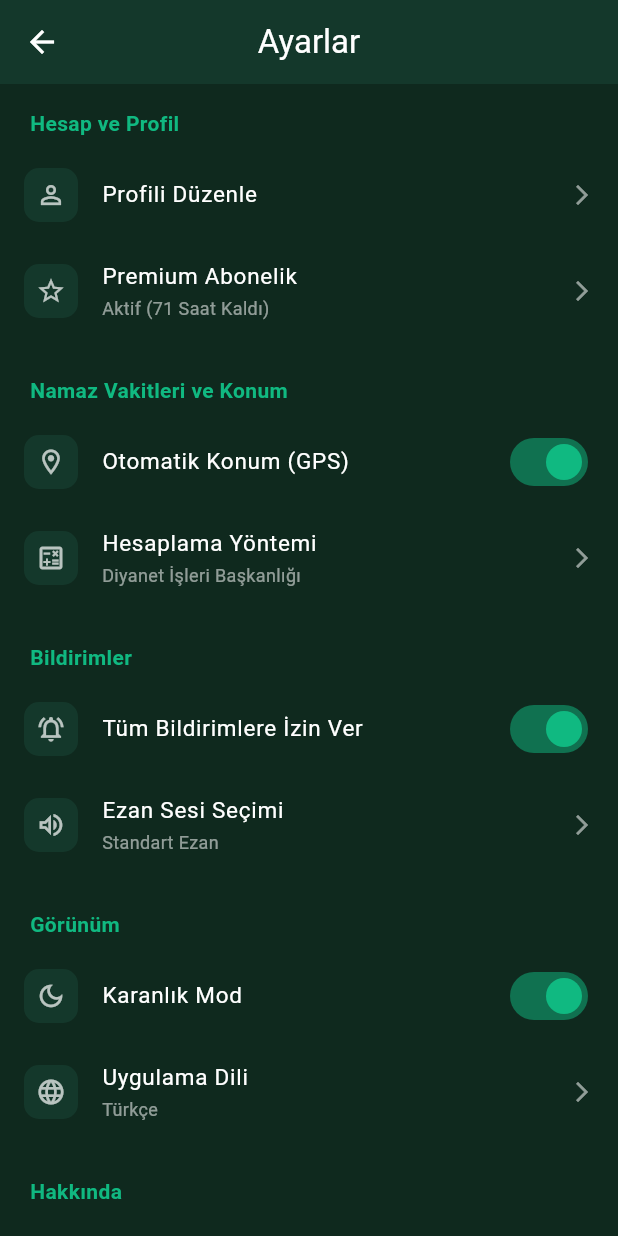
After one commit to AkinAkonur/islami_uygulama, a Flutter app: the screen it shows after launch, item 6 of the bottom bar chosen, after a tap on the "settings" icon, on a phone screen of 412 x 824 dp. The commit adds this screen. Run offline on Flutter 3.47's test engine with Material 3 defaults, Android fonts, the phone set to English and light mode, and no system bars; our stand-ins replace audioplayers, image_picker, shared_preferences.

Commit message:
Otomatik yedek: 2026-08-06 15:30:02

```diff
--- a/lib/main.dart
+++ b/lib/main.dart
@@ -31,6 +31,7 @@ import 'services/manevi_store.dart';
 import 'screens/namaz_screen.dart';
 import 'screens/gorsel_kilinis_screen.dart';
 import 'pages/kuran/sure_listesi_page.dart';
+import 'screens/settings_page.dart';
 
 void main() {
   runApp(MyApp());
@@ -72,10 +73,7 @@ class AnaSayfa extends StatelessWidget {
               // Uçtan Uca Gizlilik Etiketi
               Center(
                 child: Container(
-                  padding: EdgeInsets.symmetric(
-                    horizontal: 10,
-                    vertical: 4,
-                  ),
+                  padding: EdgeInsets.symmetric(horizontal: 10, vertical: 4),
                   decoration: BoxDecoration(
                     color: Renkler.seciliYuzey,
                     borderRadius: BorderRadius.circular(12),
@@ -114,20 +112,14 @@ class AnaSayfa extends StatelessWidget {
                       children: [
                         Text(
                           "18 Safer / 15 Ağustos",
-                          style: TextStyle(
-                            color: Colors.white,
-                            fontSize: 14,
-                          ),
+                          style: TextStyle(color: Colors.white, fontSize: 14),
                           maxLines: 1,
                           overflow: TextOverflow.ellipsis,
                         ),
                         SizedBox(height: 2),
                         Text(
                           "Hicri ${ProfilStore.hicriYil()} · ${DateTime.now().year}",
-                          style: TextStyle(
-                            color: Colors.white54,
-                            fontSize: 12,
-                          ),
+                          style: TextStyle(color: Colors.white54, fontSize: 12),
                         ),
                       ],
                     ),
@@ -137,13 +129,23 @@ class AnaSayfa extends StatelessWidget {
                   SizedBox(width: 10),
                   _BildirimZili(),
                   SizedBox(width: 8),
-                  CircleAvatar(
+                  GestureDetector(
+                    onTap: () {
+                      Navigator.push(
+                        context,
+                        MaterialPageRoute(
+                          builder: (context) => const AyarlarSayfasi(),
+                        ),
+                      );
+                    },
+                    child: CircleAvatar(
                       radius: 18,
                       backgroundColor: Renkler.cerceve,
                       child: Icon(
                         Icons.settings_outlined,
                         color: Colors.white70,
                         size: 20,
+                      ),
                     ),
                   ),
                 ],
@@ -364,10 +366,7 @@ class AnaSayfa extends StatelessWidget {
                   );
                 },
                 child: Container(
-                   padding: EdgeInsets.symmetric(
-                     horizontal: 16,
-                     vertical: 8,
-                   ),
+                  padding: EdgeInsets.symmetric(horizontal: 16, vertical: 8),
                   decoration: BoxDecoration(
                     color: Renkler.kart,
                     borderRadius: BorderRadius.circular(20),
@@ -380,7 +379,11 @@ class AnaSayfa extends StatelessWidget {
                         style: TextStyle(color: Colors.white70, fontSize: 12),
                       ),
                       SizedBox(width: 4),
-                       Icon(Icons.chevron_right, color: Colors.white54, size: 16),
+                      Icon(
+                        Icons.chevron_right,
+                        color: Colors.white54,
+                        size: 16,
+                      ),
                     ],
                   ),
                 ),
@@ -521,42 +524,51 @@ class AnaSayfa extends StatelessWidget {
               Builder(
                 builder: (context) {
                   final now = DateTime.now();
-                   final dayOfYear = now.difference(DateTime(now.year, 1, 1)).inDays;
+                  final dayOfYear = now
+                      .difference(DateTime(now.year, 1, 1))
+                      .inDays;
                   final verses = [
                     {
                       "arabic": "إِنَّ مَعَ الْعُسْرِ يُسْرًا",
-                       "translation": "Şüphesiz her zorlukla beraber bir kolaylık vardır.",
-                       "reference": "İnşirah Suresi, 6. Ayet"
+                      "translation":
+                          "Şüphesiz her zorlukla beraber bir kolaylık vardır.",
+                      "reference": "İnşirah Suresi, 6. Ayet",
                     },
                     {
                       "arabic": "أَلَا بِذِكْرِ اللَّهِ تَطْمَئِنُّ الْقُلُوبُ",
-                       "translation": "Bilesiniz ki, kalpler ancak Allah’ı anmakla huzur bulur.",
-                       "reference": "Ra'd Suresi, 28. Ayet"
+                      "translation":
+                          "Bilesiniz ki, kalpler ancak Allah’ı anmakla huzur bulur.",
+                      "reference": "Ra'd Suresi, 28. Ayet",
                     },
                     {
                       "arabic": "فَاذْكُرُونِي أَذْكُرْكُمْ",
                       "translation": "Öyleyse beni anın ki ben de sizi anayım.",
-                       "reference": "Bakara Suresi, 152. Ayet"
+                      "reference": "Bakara Suresi, 152. Ayet",
                     },
                     {
                       "arabic": "لَئِن شَكَرْتُمْ لَأَزِيدَنَّكُمْ",
-                       "translation": "Andolsun, eğer şükrederseniz elbette size nimetimi artırırım.",
-                       "reference": "İbrahim Suresi, 7. Ayet"
+                      "translation":
+                          "Andolsun, eğer şükrederseniz elbette size nimetimi artırırım.",
+                      "reference": "İbrahim Suresi, 7. Ayet",
                     },
                     {
-                       "arabic": "وَمَن يَتَوَكَّلْ عَلَى اللَّهِ فَهُوَ حَسْبُهُ",
-                       "translation": "Kim Allah’a tevekkül ederse, O, kendisine yeter.",
-                       "reference": "Talak Suresi, 3. Ayet"
+                      "arabic":
+                          "وَمَن يَتَوَكَّلْ عَلَى اللَّهِ فَهُوَ حَسْبُهُ",
+                      "translation":
+                          "Kim Allah’a tevekkül ederse, O, kendisine yeter.",
+                      "reference": "Talak Suresi, 3. Ayet",
                     },
                     {
                       "arabic": "لَا تَقْنَطُوا مِن رَّحْمَةِ اللَّهِ",
                       "translation": "Allah’ın rahmetinden ümidinizi kesmeyin.",
-                       "reference": "Zümer Suresi, 53. Ayet"
+                      "reference": "Zümer Suresi, 53. Ayet",
                     },
                     {
-                       "arabic": "لَا يُكَلِّفُ اللَّهُ نَفْسًا إِلَّا وُسْعَهَا",
-                       "translation": "Allah, hiç kimseye gücünün üstünde bir yük yüklemez.",
-                       "reference": "Bakara Suresi, 286. Ayet"
+                      "arabic":
+                          "لَا يُكَلِّفُ اللَّهُ نَفْسًا إِلَّا وُسْعَهَا",
+                      "translation":
+                          "Allah, hiç kimseye gücünün üstünde bir yük yüklemez.",
+                      "reference": "Bakara Suresi, 286. Ayet",
                     },
                   ];
                   final todayVerse = verses[dayOfYear % verses.length];
@@ -761,10 +773,7 @@ class AnaSayfa extends StatelessWidget {
             child: Icon(icon, color: iconColor, size: 28),
           ),
           SizedBox(height: 8),
-          Text(
-            label,
-            style: TextStyle(color: Colors.white70, fontSize: 12),
-          ),
+          Text(label, style: TextStyle(color: Colors.white70, fontSize: 12)),
         ],
       ),
     );
@@ -892,7 +901,11 @@ class _BildirimZiliState extends State<_BildirimZili> {
           CircleAvatar(
             radius: 18,
             backgroundColor: Renkler.cerceve,
-            child: const Icon(Icons.notifications_none, color: Colors.white70, size: 20),
+            child: const Icon(
+              Icons.notifications_none,
+              color: Colors.white70,
+              size: 20,
+            ),
           ),
           if (_sayi > 0)
             Positioned(
@@ -1042,8 +1055,9 @@ class _DevamOzetMetni extends StatelessWidget {
     return FutureBuilder<String>(
       future: ManeviStore.sonOkunanAyet(),
       builder: (context, snp) {
-        final metin =
-            (snp.hasData && snp.data!.isNotEmpty) ? snp.data! : 'Bakara 255';
+        final metin = (snp.hasData && snp.data!.isNotEmpty)
+            ? snp.data!
+            : 'Bakara 255';
         return Text(
           'Son: $metin',
           style: TextStyle(color: Colors.white54, fontSize: 11),
@@ -1113,8 +1127,11 @@ class _HizliTesbihKartiState extends State<_HizliTesbihKarti> {
           children: [
             Row(
               children: [
-                const Icon(Icons.radio_button_checked,
-                    color: Colors.pinkAccent, size: 22),
+                const Icon(
+                  Icons.radio_button_checked,
+                  color: Colors.pinkAccent,
+                  size: 22,
+                ),
                 const SizedBox(width: 8),
                 const Expanded(
                   child: Text(
@@ -1147,7 +1164,9 @@ class _HizliTesbihKartiState extends State<_HizliTesbihKarti> {
                   borderRadius: BorderRadius.circular(12),
                   child: Container(
                     padding: const EdgeInsets.symmetric(
-                        horizontal: 10, vertical: 5),
+                      horizontal: 10,
+                      vertical: 5,
+                    ),
                     decoration: BoxDecoration(
                       color: Renkler.seciliYuzey,
                       borderRadius: BorderRadius.circular(12),
@@ -1203,7 +1222,12 @@ class _VakitKartlariState extends State<_VakitKartlari> {
     return '${iki(sa)}:${iki(dk)}:${iki(s)}';
   }
 
-  (int kalan, double ilerleme, _VakitBilgisi siradaki, _VakitBilgisi ondanSonraki)
+  (
+    int kalan,
+    double ilerleme,
+    _VakitBilgisi siradaki,
+    _VakitBilgisi ondanSonraki,
+  )
   _vakitHesapla(DateTime simdi) {
     final dakika = simdi.hour * 60 + simdi.minute;
     final saniye = dakika * 60 + simdi.second;
@@ -1223,8 +1247,8 @@ class _VakitKartlariState extends State<_VakitKartlari> {
     final int bitisSn = geceGecisi
         ? (_gunVakitleri.first.dakika + 1440) * 60
         : siradaki.dakika * 60;
-    final double ilerleme =
-        ((saniye - baslangicSn) / (bitisSn - baslangicSn)).clamp(0.0, 1.0);
+    final double ilerleme = ((saniye - baslangicSn) / (bitisSn - baslangicSn))
+        .clamp(0.0, 1.0);
     final int kalan = bitisSn - saniye;
 
     return (kalan, ilerleme, siradaki, ondanSonraki);
@@ -1239,21 +1263,16 @@ class _VakitKartlariState extends State<_VakitKartlari> {
 
   @override
   Widget build(BuildContext context) {
-    final (kalan, ilerleme, siradaki, ondanSonraki) =
-        _vakitHesapla(DateTime.now());
+    final (kalan, ilerleme, siradaki, ondanSonraki) = _vakitHesapla(
+      DateTime.now(),
+    );
     return IntrinsicHeight(
       child: Row(
         crossAxisAlignment: CrossAxisAlignment.stretch,
         children: [
-          Expanded(
-            flex: 65,
-            child: _yaklasanKart(siradaki, kalan, ilerleme),
-          ),
+          Expanded(flex: 65, child: _yaklasanKart(siradaki, kalan, ilerleme)),
           SizedBox(width: 12),
-          Expanded(
-            flex: 35,
-            child: _siradakiKart(ondanSonraki),
-          ),
+          Expanded(flex: 35, child: _siradakiKart(ondanSonraki)),
         ],
       ),
     );
@@ -1367,10 +1386,7 @@ class _VakitKartlariState extends State<_VakitKartlari> {
                       SizedBox(width: 6),
                       Text(
                         "kaldı",
-                        style: TextStyle(
-                          color: Colors.white70,
-                          fontSize: 12,
-                        ),
+                        style: TextStyle(color: Colors.white70, fontSize: 12),
                       ),
                     ],
                   ),
@@ -1475,10 +1491,7 @@ class DuyguYolculukSayfasi extends StatelessWidget {
       appBar: AppBar(
         backgroundColor: Colors.transparent,
         elevation: 0,
-        title: Text(
-          "$moodType Modu",
-          style: TextStyle(color: Renkler.vurgu),
-        ),
+        title: Text("$moodType Modu", style: TextStyle(color: Renkler.vurgu)),
       ),
       body: Center(
         child: Text(
--- a/lib/pages/bildirimler_sayfasi.dart
+++ b/lib/pages/bildirimler_sayfasi.dart
@@ -51,7 +51,8 @@ class _BildirimlerSayfasiState extends State<BildirimlerSayfasi> {
     if (mounted) {
       setState(() {
         _liste = _liste
-            .map((b) => Bildirim(
+            .map(
+              (b) => Bildirim(
                 id: b.id,
                 tip: b.tip,
                 baslik: b.baslik,
@@ -60,20 +61,39 @@ class _BildirimlerSayfasiState extends State<BildirimlerSayfasi> {
                 hedef: b.hedef,
                 okundu: true,
                 sessiz: b.sessiz,
-                ))
+              ),
+            )
             .toList();
       });
+      ScaffoldMessenger.of(context).showSnackBar(
+        const SnackBar(
+          content: Text('Tüm bildirimler okundu olarak işaretlendi.'),
+          duration: Duration(seconds: 2),
+        ),
+      );
     }
   }
 
-  Future<void> _sessizDegistir() async {
+  Future<void> _sessizDegistir([bool? deger]) async {
     final yeni = await BildirimMerkezi.sessizDegistir();
-    if (mounted) setState(() => _sessiz = yeni);
+    if (mounted) {
+      setState(() => _sessiz = yeni);
+      ScaffoldMessenger.of(context).showSnackBar(
+        SnackBar(
+          content: Text(
+            _sessiz ? 'Sessiz mod aktif.' : 'Sessiz mod kapatıldı.',
+          ),
+          duration: const Duration(seconds: 2),
+        ),
+      );
+    }
   }
 
   Future<void> _ayarDegistir(BildirimTipi tip, bool deger) async {
     await BildirimMerkezi.ayarYaz(tip, deger);
-    if (mounted) setState(() => _ayarlar[tip] = deger);
+    if (mounted) {
+      setState(() => _ayarlar[tip] = deger);
+    }
   }
 
   Future<void> _kazaDegistir(int delta) async {
@@ -105,7 +125,8 @@ class _BildirimlerSayfasiState extends State<BildirimlerSayfasi> {
     if (mounted) {
       setState(() {
         _liste = _liste
-            .map((x) => x.id == b.id
+            .map(
+              (x) => x.id == b.id
                   ? Bildirim(
                       id: x.id,
                       tip: x.tip,
@@ -116,7 +137,8 @@ class _BildirimlerSayfasiState extends State<BildirimlerSayfasi> {
                       okundu: true,
                       sessiz: x.sessiz,
                     )
-                : x)
+                  : x,
+            )
             .toList();
       });
     }
@@ -191,9 +213,7 @@ class _BildirimlerSayfasiState extends State<BildirimlerSayfasi> {
   }
 
   Widget _sessizKarti() {
-    return GestureDetector(
-      onTap: _sessizDegistir,
-      child: Container(
+    return Container(
       padding: const EdgeInsets.all(16),
       decoration: BoxDecoration(
         gradient: LinearGradient(
@@ -205,13 +225,19 @@ class _BildirimlerSayfasiState extends State<BildirimlerSayfasi> {
       ),
       child: Row(
         children: [
-            Icon(
+          InkWell(
+            onTap: () => _sessizDegistir(),
+            borderRadius: BorderRadius.circular(20),
+            child: Icon(
               _sessiz ? Icons.notifications_off_outlined : Icons.nights_stay,
               color: Colors.white,
               size: 26,
             ),
+          ),
           const SizedBox(width: 12),
           Expanded(
+            child: GestureDetector(
+              onTap: () => _sessizDegistir(),
               child: Column(
                 crossAxisAlignment: CrossAxisAlignment.start,
                 children: [
@@ -230,19 +256,20 @@ class _BildirimlerSayfasiState extends State<BildirimlerSayfasi> {
                         : 'Gece 21:00 - 06:00 arası otomatik sessizdir. Tek dokunuşla sessize al.',
                     style: TextStyle(
                       color: Colors.white.withValues(alpha: 0.8),
-                        fontSize: 12),
+                      fontSize: 12,
+                    ),
                   ),
                 ],
               ),
             ),
+          ),
           Switch(
             value: _sessiz,
-              onChanged: (_) => _sessizDegistir(),
+            onChanged: (val) => _sessizDegistir(val),
             activeThumbColor: Colors.white,
             activeTrackColor: Colors.black26,
           ),
         ],
-        ),
       ),
     );
   }
@@ -260,8 +287,8 @@ class _BildirimlerSayfasiState extends State<BildirimlerSayfasi> {
           Row(
             children: [
               Icon(Icons.tune_outlined, color: Renkler.vurgu, size: 20),
-              SizedBox(width: 8),
-              Text(
+              const SizedBox(width: 8),
+              const Text(
                 'Bildirim Türleri',
                 style: TextStyle(
                   color: Colors.white,
@@ -271,7 +298,7 @@ class _BildirimlerSayfasiState extends State<BildirimlerSayfasi> {
               ),
             ],
           ),
-          const SizedBox(height: 4),
+          const SizedBox(height: 8),
           _ayarSatiri(
             ikon: '🕌',
             baslik: 'Namaz Bildirimleri',
@@ -303,8 +330,11 @@ class _BildirimlerSayfasiState extends State<BildirimlerSayfasi> {
           const Divider(color: Colors.white12, height: 20),
           Row(
             children: [
-              Icon(Icons.exposure_plus_1_outlined,
-                  color: Renkler.vurgu, size: 20),
+              Icon(
+                Icons.exposure_plus_1_outlined,
+                color: Renkler.vurgu,
+                size: 20,
+              ),
               const SizedBox(width: 8),
               const Expanded(
                 child: Text(
@@ -314,7 +344,7 @@ class _BildirimlerSayfasiState extends State<BildirimlerSayfasi> {
               ),
               IconButton(
                 onPressed: _kaza > 0 ? () => _kazaDegistir(-1) : null,
-                icon: const Icon(Icons.remove_circle_outline, size: 20),
+                icon: const Icon(Icons.remove_circle_outline, size: 22),
                 color: Renkler.vurgu,
               ),
               Text(
@@ -327,7 +357,7 @@ class _BildirimlerSayfasiState extends State<BildirimlerSayfasi> {
               ),
               IconButton(
                 onPressed: () => _kazaDegistir(1),
-                icon: const Icon(Icons.add_circle_outline, size: 20),
+                icon: const Icon(Icons.add_circle_outline, size: 22),
                 color: Renkler.vurgu,
               ),
             ],
@@ -346,6 +376,11 @@ class _BildirimlerSayfasiState extends State<BildirimlerSayfasi> {
   }) {
     return Padding(
       padding: const EdgeInsets.symmetric(vertical: 4),
+      child: InkWell(
+        onTap: () => onChanged(!deger),
+        borderRadius: BorderRadius.circular(12),
+        child: Padding(
+          padding: const EdgeInsets.symmetric(vertical: 4, horizontal: 4),
           child: Row(
             children: [
               Text(ikon, style: const TextStyle(fontSize: 18)),
@@ -356,8 +391,7 @@ class _BildirimlerSayfasiState extends State<BildirimlerSayfasi> {
                   children: [
                     Text(
                       baslik,
-                  style: const TextStyle(
-                      color: Colors.white, fontSize: 14),
+                      style: const TextStyle(color: Colors.white, fontSize: 14),
                     ),
                     Text(
                       aciklama,
@@ -372,6 +406,8 @@ class _BildirimlerSayfasiState extends State<BildirimlerSayfasi> {
                 activeThumbColor: Renkler.vurgu,
               ),
             ],
+          ),
+        ),
       ),
     );
   }
--- /dev/null
+++ b/lib/screens/settings_page.dart
@@ -0,0 +1,198 @@
+import 'package:flutter/material.dart';
+
+class AyarlarSayfasi extends StatefulWidget {
+  const AyarlarSayfasi({super.key});
+
+  @override
+  State<AyarlarSayfasi> createState() => _AyarlarSayfasiState();
+}
+
+class _AyarlarSayfasiState extends State<AyarlarSayfasi> {
+  // Switch (Aç/Kapat) butonları için durum değişkenleri
+  bool bildirimAcik = true;
+  bool karanlikMod = true;
+  bool konumOtomatik = true;
+
+  @override
+  Widget build(BuildContext context) {
+    return Scaffold(
+      // Ana arka plan rengi
+      backgroundColor: const Color(0xFF0F291E),
+      appBar: AppBar(
+        backgroundColor: const Color(0xFF14382B),
+        title: const Text("Ayarlar", style: TextStyle(color: Colors.white)),
+        iconTheme: const IconThemeData(color: Colors.white),
+        elevation: 0,
+        centerTitle: true,
+      ),
+      body: ListView(
+        padding: const EdgeInsets.all(16.0),
+        children: [
+          _bolumBasligi("Hesap ve Profil"),
+          _ayarSecenegi(
+            Icons.person_outline,
+            "Profili Düzenle",
+            yonlendirme: true,
+          ),
+          _ayarSecenegi(
+            Icons.star_border,
+            "Premium Abonelik",
+            yonlendirme: true,
+            altMetin: "Aktif (71 Saat Kaldı)",
+          ),
+
+          const SizedBox(height: 20),
+          _bolumBasligi("Namaz Vakitleri ve Konum"),
+          _ayarSwitch(
+            Icons.location_on_outlined,
+            "Otomatik Konum (GPS)",
+            konumOtomatik,
+            (val) {
+              setState(() => konumOtomatik = val);
+            },
+          ),
+          _ayarSecenegi(
+            Icons.calculate_outlined,
+            "Hesaplama Yöntemi",
+            yonlendirme: true,
+            altMetin: "Diyanet İşleri Başkanlığı",
+          ),
+
+          const SizedBox(height: 20),
+          _bolumBasligi("Bildirimler"),
+          _ayarSwitch(
+            Icons.notifications_active_outlined,
+            "Tüm Bildirimlere İzin Ver",
+            bildirimAcik,
+            (val) {
+              setState(() => bildirimAcik = val);
+            },
+          ),
+          _ayarSecenegi(
+            Icons.volume_up_outlined,
+            "Ezan Sesi Seçimi",
+            yonlendirme: true,
+            altMetin: "Standart Ezan",
+          ),
+
+          const SizedBox(height: 20),
+          _bolumBasligi("Görünüm"),
+          _ayarSwitch(Icons.dark_mode_outlined, "Karanlık Mod", karanlikMod, (
+            val,
+          ) {
+            setState(() => karanlikMod = val);
+          }),
+          _ayarSecenegi(
+            Icons.language,
+            "Uygulama Dili",
+            yonlendirme: true,
+            altMetin: "Türkçe",
+          ),
+
+          const SizedBox(height: 20),
+          _bolumBasligi("Hakkında"),
+          _ayarSecenegi(
+            Icons.info_outline,
+            "Gizlilik Politikası",
+            yonlendirme: true,
+          ),
+          _ayarSecenegi(
+            Icons.star_rate_outlined,
+            "Uygulamayı Puanla",
+            yonlendirme: true,
+          ),
+          const SizedBox(height: 20),
+
+          // Sürüm Bilgisi
+          const Center(
+            child: Text(
+              "Sürüm 1.0.0",
+              style: TextStyle(color: Colors.white38, fontSize: 12),
+            ),
+          ),
+          const SizedBox(height: 30),
+        ],
+      ),
+    );
+  }
+
+  // Bölüm başlıkları için yardımcı widget
+  Widget _bolumBasligi(String baslik) {
+    return Padding(
+      padding: const EdgeInsets.only(bottom: 10, left: 4),
+      child: Text(
+        baslik,
+        style: const TextStyle(
+          color: Color(0xFF10B981),
+          fontSize: 14,
+          fontWeight: FontWeight.bold,
+        ),
+      ),
+    );
+  }
+
+  // Yönlendirmeli veya tıklanabilir standart ayar satırı için yardımcı widget
+  Widget _ayarSecenegi(
+    IconData ikon,
+    String baslik, {
+    bool yonlendirme = false,
+    String? altMetin,
+  }) {
+    return ListTile(
+      contentPadding: EdgeInsets.zero,
+      leading: Container(
+        padding: const EdgeInsets.all(8),
+        decoration: BoxDecoration(
+          color: const Color(0xFF14382B),
+          borderRadius: BorderRadius.circular(10),
+        ),
+        child: Icon(ikon, color: Colors.white70, size: 20),
+      ),
+      title: Text(
+        baslik,
+        style: const TextStyle(color: Colors.white, fontSize: 15),
+      ),
+      subtitle: altMetin != null
+          ? Text(
+              altMetin,
+              style: const TextStyle(color: Colors.white54, fontSize: 12),
+            )
+          : null,
+      trailing: yonlendirme
+          ? const Icon(Icons.arrow_forward_ios, color: Colors.white54, size: 16)
+          : null,
+      onTap: () {
+        // İlgili sayfaya gitme komutları buraya eklenecek
+      },
+    );
+  }
+
+  // Aç/Kapat (Switch) barındıran ayar satırı için yardımcı widget
+  Widget _ayarSwitch(
+    IconData ikon,
+    String baslik,
+    bool deger,
+    Function(bool) onChanged,
+  ) {
+    return ListTile(
+      contentPadding: EdgeInsets.zero,
+      leading: Container(
+        padding: const EdgeInsets.all(8),
+        decoration: BoxDecoration(
+          color: const Color(0xFF14382B),
+          borderRadius: BorderRadius.circular(10),
+        ),
+        child: Icon(ikon, color: Colors.white70, size: 20),
+      ),
+      title: Text(
+        baslik,
+        style: const TextStyle(color: Colors.white, fontSize: 15),
+      ),
+      trailing: Switch(
+        value: deger,
+        onChanged: onChanged,
+        activeColor: const Color(0xFF10B981),
+      ),
+    );
+  }
+}
```
Lines whose indentation alone changed are shown as unchanged.
